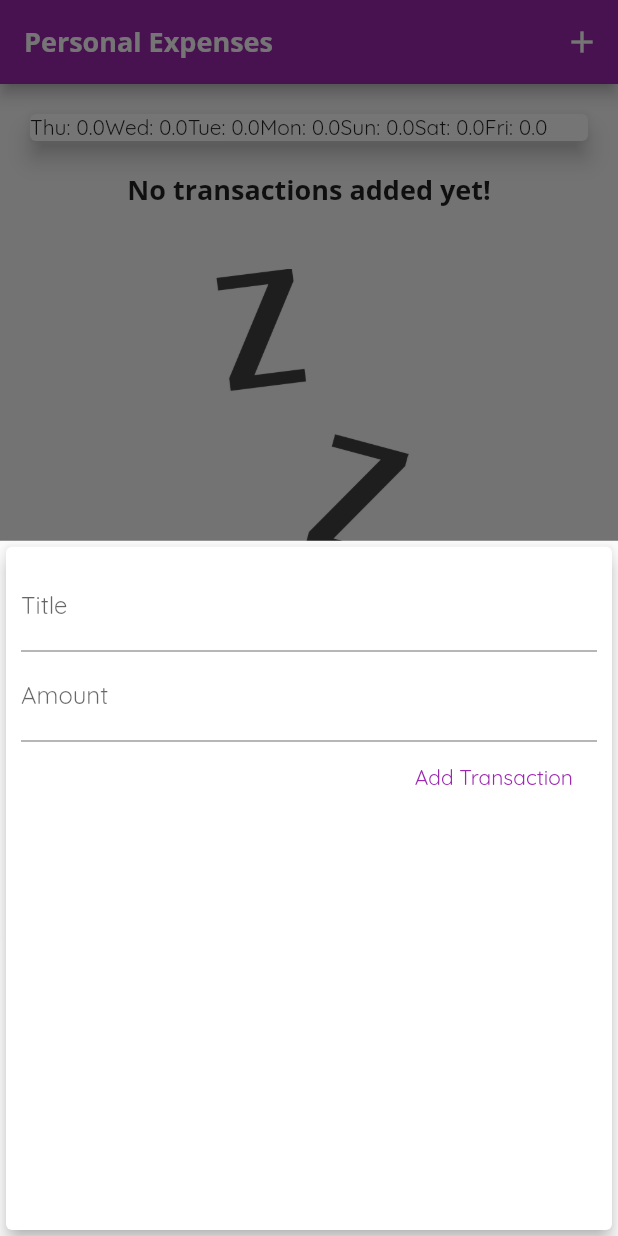
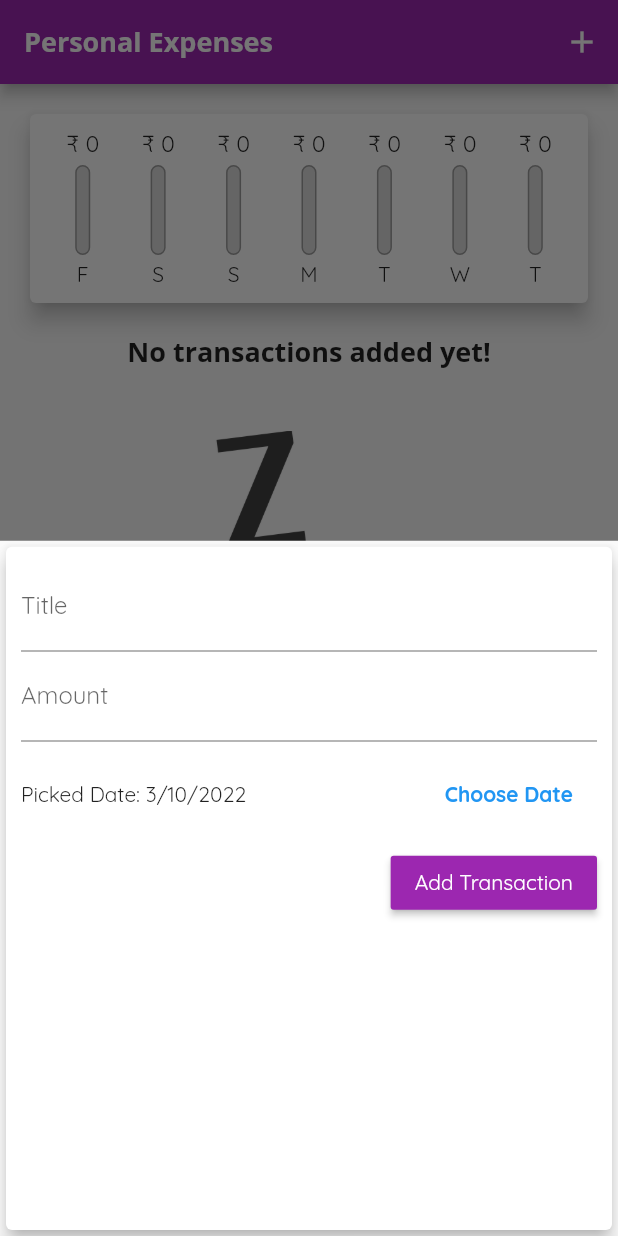
Before and after one commit to Aashita920/expense_planner, a Flutter app: the screen it shows after launch, after a tap on the "add" icon, on a phone screen of 412 x 824 dp. Run offline on Flutter 3.47's test engine with Material 2 defaults, Android fonts, the phone set to English and light mode, and no system bars.

Commit message:
Added Date Picker

```diff
--- a/lib/widgets/chart.dart
+++ b/lib/widgets/chart.dart
@@ -1,3 +1,4 @@
+import 'chart_bar.dart';
 import 'package:flutter/material.dart';
 
 import '../models/transaction.dart';
@@ -22,26 +23,41 @@ class Chart extends StatelessWidget {
           totalSum += recentTransactions[i].amount;
         }
       }
-      print(DateFormat.E().format(weekday));
-      print(totalSum);
-
       return {
-        'day': DateFormat.E().format(weekday),
+        'day': DateFormat.E().format(weekday).substring(0, 1),
         'amount': totalSum,
       };
+    }).reversed.toList();
+  }
+
+  double get totalSpending {
+    return groupedTransactionValues.fold(0.0, (sum, item) {
+      return sum + (item['amount'] as double);
     });
   }
 
   @override
   Widget build(BuildContext context) {
-    print(groupedTransactionValues);
     return Card(
       elevation: 6,
       margin: EdgeInsets.all(20),
-      child: Row(
-        children: groupedTransactionValues.map((data) {
-          return Text('${data['day']}: ${data['amount']}');
-        }).toList(),
+      child: Padding(
+        padding: EdgeInsets.all(10),
+        child: Row(
+          mainAxisAlignment: MainAxisAlignment.spaceAround,
+          children: groupedTransactionValues.map((data) {
+            return Flexible(
+              fit: FlexFit.tight,
+              child: ChartBar(
+                data['day'] as String,
+                (data['amount'] as double),
+                (totalSpending == 0
+                    ? 0
+                    : (data["amount"] as double) / totalSpending),
+              ),
+            );
+          }).toList(),
+        ),
       ),
     );
   }
--- /dev/null
+++ b/lib/widgets/chart_bar.dart
@@ -0,0 +1,55 @@
+import 'package:flutter/material.dart';
+
+class ChartBar extends StatelessWidget {
+  final String label;
+  final double spendingAmount;
+  final double spendingPctOfTotal;
+
+  ChartBar(this.label, this.spendingAmount, this.spendingPctOfTotal);
+
+  @override
+  Widget build(BuildContext context) {
+    return Column(
+      children: <Widget>[
+        Container(
+          height: 20,
+          child: FittedBox(
+            child: FittedBox(
+                child: Text('₹ ' + spendingAmount.toStringAsFixed(0))),
+          ),
+        ),
+        SizedBox(
+          height: 4,
+        ),
+        Container(
+          height: 60,
+          width: 10,
+          child: Stack(
+            children: <Widget>[
+              Container(
+                decoration: BoxDecoration(
+                  border: Border.all(color: Colors.grey, width: 1.0),
+                  color: Color.fromRGBO(220, 220, 220, 1),
+                  borderRadius: BorderRadius.circular(10),
+                ),
+              ),
+              FractionallySizedBox(
+                heightFactor: spendingPctOfTotal,
+                child: Container(
+                  decoration: BoxDecoration(
+                    color: Theme.of(context).primaryColor,
+                    borderRadius: BorderRadius.circular(10),
+                  ),
+                ),
+              ),
+            ],
+          ),
+        ),
+        SizedBox(
+          height: 4,
+        ),
+        Text(label),
+      ],
+    );
+  }
+}
--- a/lib/widgets/new_transaction.dart
+++ b/lib/widgets/new_transaction.dart
@@ -1,6 +1,7 @@
 // ignore_for_file: prefer_const_constructors_in_immutables, use_key_in_widget_constructors, prefer_const_constructors
 
 import 'package:flutter/material.dart';
+import 'package:intl/intl.dart';
 
 class NewTransaction extends StatefulWidget {
   final Function addTx;
@@ -12,13 +13,13 @@ class NewTransaction extends StatefulWidget {
 }
 
 class _NewTransactionState extends State<NewTransaction> {
-  final titleController = TextEditingController();
+  final _titleController = TextEditingController();
+  final _amountController = TextEditingController();
+  DateTime _selectedDate = DateTime.now();
 
-  final amountController = TextEditingController();
-
-  void submitData() {
-    final enteredTitle = titleController.text;
-    final enteredAmount = double.parse(amountController.text);
+  void _submitData() {
+    final enteredTitle = _titleController.text;
+    final enteredAmount = double.parse(_amountController.text);
 
     if (enteredTitle.isEmpty || enteredAmount <= 0) {
       return;
@@ -31,6 +32,22 @@ class _NewTransactionState extends State<NewTransaction> {
     Navigator.of(context).pop();
   }
 
+  void _presentDatePicker() {
+    showDatePicker(
+      context: context,
+      initialDate: DateTime.now(),
+      firstDate: DateTime(2022),
+      lastDate: DateTime.now(),
+    ).then((pickedDate) {
+      if (pickedDate == null) {
+        return;
+      }
+      setState(() {
+        _selectedDate = pickedDate;
+      });
+    });
+  }
+
   @override
   Widget build(BuildContext context) {
     return Card(
@@ -41,10 +58,10 @@ class _NewTransactionState extends State<NewTransaction> {
           crossAxisAlignment: CrossAxisAlignment.end,
           children: <Widget>[
             TextField(
-              decoration: const InputDecoration(
+              decoration: InputDecoration(
                 labelText: 'Title',
               ),
-              controller: titleController,
+              controller: _titleController,
               // onChanged: (val) {
               //   titleInput = val;
               // },
@@ -53,22 +70,40 @@ class _NewTransactionState extends State<NewTransaction> {
               decoration: const InputDecoration(
                 labelText: 'Amount',
               ),
-              controller: amountController,
+              controller: _amountController,
               keyboardType: TextInputType.number,
-              onSubmitted: (_) => submitData(),
+              onSubmitted: (_) => _submitData(),
               // onChanged: (val) {
               //   amountInput = val;
               // },
             ),
+            Container(
+              height: 70,
+              child: Row(children: [
+                Expanded(
+                  child: Text(
+                    _selectedDate == null
+                        ? 'No Date Chosen!'
+                        : 'Picked Date: ${DateFormat.yMd().format(_selectedDate)}',
+                  ),
+                ),
+                FlatButton(
+                  child: Text(
+                    'Choose Date',
+                    style: TextStyle(fontWeight: FontWeight.bold),
+                  ),
+                  textColor: Theme.of(context).primaryColor,
+                  onPressed: _presentDatePicker,
+                )
+              ]),
+            ),
             // ignore: deprecated_member_use
-            FlatButton(
-              onPressed: () {
-                submitData();
-              },
-              child: const Text(
-                'Add Transaction',
-              ),
-              textColor: Colors.purple,
+            RaisedButton(
+              child: Text('Add Transaction'),
+              color: Colors.purple,
+              textColor: Colors.white,
+              onPressed: _submitData,
+              // textColor: Theme.of(context).textTheme.button.color,
             ),
           ],
         ),
```
